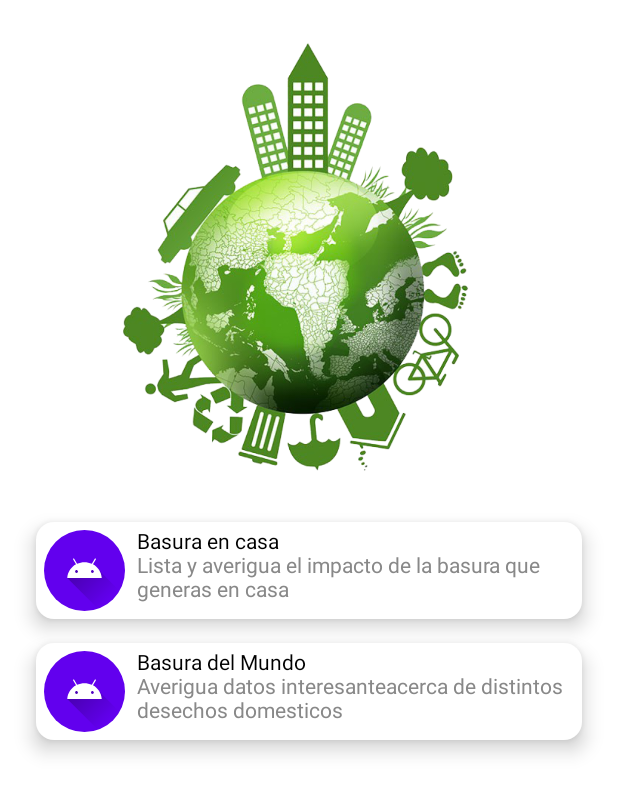
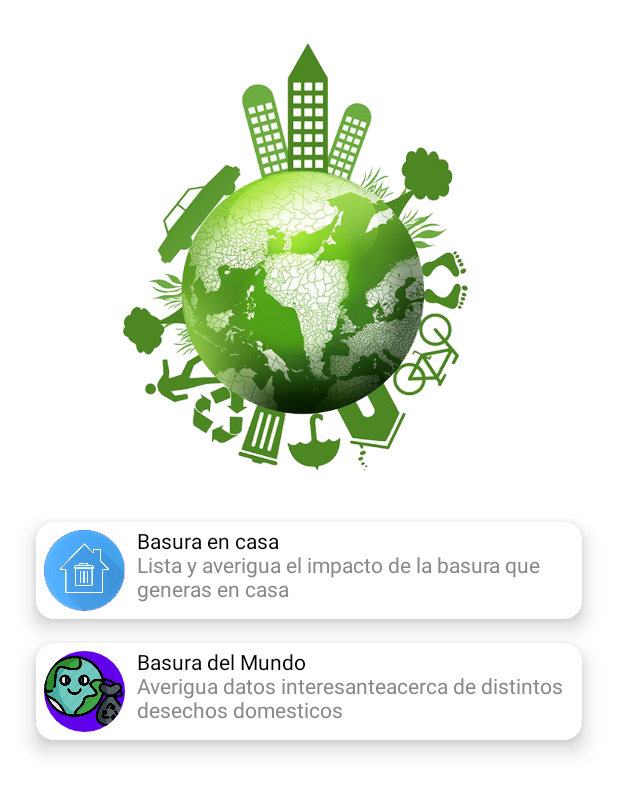
Before and after one commit to Hualmss/project02DANP, an Android app built with Jetpack Compose: the composable HomeScreen shown on its own in the app's theme, on a phone screen of 412 x 824 dp. Shown: the top 794 px of the screen. Run offline under Robolectric (Android 15) with nearby library versions, the phone set to English and light mode, and no system bars; 4 statements that could not run were skipped.

Commit message:
design changes

```diff
--- a/app/src/main/java/com/example/danp_project2/MainActivity.kt
+++ b/app/src/main/java/com/example/danp_project2/MainActivity.kt
@@ -14,6 +14,7 @@ import androidx.compose.material.icons.filled.ArrowBack
 import androidx.compose.material.icons.filled.Star
 import androidx.compose.runtime.Composable
 import androidx.compose.ui.Modifier
+import androidx.compose.ui.graphics.Color
 import androidx.compose.ui.unit.dp
 import androidx.lifecycle.asLiveData
 import androidx.lifecycle.lifecycleScope
@@ -70,7 +71,7 @@ class MainActivity : ComponentActivity() {
                                         setupUi()
                                     })
                                 Spacer(modifier = Modifier.width(8.dp))
-                                Text("Añade informacion de una nueva basura")
+                                Text("Bienvenidos a Ecologia Verde!")
                             }
 
                         }
@@ -117,9 +118,6 @@ class MainActivity : ComponentActivity() {
 
     }
     private fun verify(settingManager: SettingManager){
-
-
-
         lifecycleScope.launch{
             application.isFIrstTime.value = settingManager.firstTime.first()
 
--- a/app/src/main/java/com/example/danp_project2/danp_project2.kt
+++ b/app/src/main/java/com/example/danp_project2/danp_project2.kt
@@ -10,8 +10,6 @@ import dagger.hilt.android.HiltAndroidApp
 @HiltAndroidApp
 class danp_project2 : Application(){
 
-
-    //https://www.youtube.com/watch?v=oE4iCfS6Gso
     val isDark = mutableStateOf(true)
     val isFIrstTime = mutableStateOf(true)
 
--- a/app/src/main/java/com/example/danp_project2/data/DataForRoom/Garbage/GarbageRopository.kt
+++ b/app/src/main/java/com/example/danp_project2/data/DataForRoom/Garbage/GarbageRepository.kt
@@ -2,7 +2,7 @@ package com.example.danp_project2.data.DataForRoom.Garbage
 
 import androidx.lifecycle.LiveData
 
-class GarbageRopository(private val garbageDao: GarbageDao) {
+class GarbageRepository(private val garbageDao: GarbageDao) {
 
 
     val reaAllData: LiveData<List<GarbageEntity>> = garbageDao.readAllData()
--- a/app/src/main/java/com/example/danp_project2/data/DataForRoom/Garbage/GarbageViewModel.kt
+++ b/app/src/main/java/com/example/danp_project2/data/DataForRoom/Garbage/GarbageViewModel.kt
@@ -13,7 +13,7 @@ class GarbageViewModel(application: Application): AndroidViewModel(application)
 
     val readAllData : LiveData<List<GarbageEntity>>
     val readAllDataUser : LiveData<List<UserEntity>>
-    private val repository: GarbageRopository
+    private val repository: GarbageRepository
     private val repository2: UserRepository
 
 
@@ -21,7 +21,7 @@ class GarbageViewModel(application: Application): AndroidViewModel(application)
         val garbageDao = GarbageDataBase.getDatabase(application).garbageDao()
         val userDao = GarbageDataBase.getDatabase(application).userDao()
         repository2 = UserRepository(userDao)
-        repository = GarbageRopository(garbageDao)
+        repository = GarbageRepository(garbageDao)
         readAllData = repository.reaAllData
         readAllDataUser = repository2.reaAllData
 
--- a/app/src/main/java/com/example/danp_project2/views/components/CardGarbegeHouse.kt
+++ b/app/src/main/java/com/example/danp_project2/views/components/CardGarbegeHouse.kt
@@ -33,6 +33,7 @@ import com.example.danp_project2.data.DataForRoom.Garbage.GarbageEntity
 import com.example.danp_project2.data.DataForRoom.Garbage.GarbageViewModel
 import com.example.danp_project2.data.DataForRoom.User.UserEntity
 import com.example.danp_project2.navigation.AppScreens
+import com.example.danp_project2.views.screens.MyTexts
 
 @Composable
 fun CardGarbegeHouse(garbage: GarbageEntity, garbageViewModel: GarbageViewModel, navController: NavController) {
--- a/app/src/main/java/com/example/danp_project2/views/components/CardHome.kt
+++ b/app/src/main/java/com/example/danp_project2/views/components/CardHome.kt
@@ -40,10 +40,11 @@ fun CardHome(title: String, description: String, navController: NavController, s
     ) {
         Row(modifier = Modifier.padding(5.dp)
         ) {
+            if(title.equals("Basura en casa")) {
                 Image(
-                painterResource(R.drawable.ic_launcher_foreground),
+                    painterResource(R.drawable.bcasa),
                     "la basura en mi casa",
-                modifier= Modifier
+                    modifier = Modifier
                         .clip(CircleShape)
                         .background(MaterialTheme.colors.primary)
                         .size(54.dp)//modificador
@@ -52,6 +53,22 @@ fun CardHome(title: String, description: String, navController: NavController, s
                     MyTexts(text = title, true)
                     Spacer(modifier = Modifier.width(8.dp))
                     MyTexts(text = description, false)
+                }
+            }
+            if(title.equals("Basura del Mundo")) {
+                Image(
+                    painterResource(R.drawable.bmundo),
+                    "la basura en mi casa",
+                    modifier = Modifier
+                        .clip(CircleShape)
+                        .background(MaterialTheme.colors.primary)
+                        .size(54.dp)//modificador
+                )
+                Column(modifier = Modifier.padding(start = 8.dp)) {
+                    MyTexts(text = title, true)
+                    Spacer(modifier = Modifier.width(8.dp))
+                    MyTexts(text = description, false)
+                }
             }
         }
     }
--- a/app/src/main/java/com/example/danp_project2/views/screens/AddGarbageScreen.kt
+++ b/app/src/main/java/com/example/danp_project2/views/screens/AddGarbageScreen.kt
@@ -11,6 +11,7 @@ import androidx.compose.material.icons.filled.Star
 import androidx.compose.runtime.*
 import androidx.compose.ui.Alignment
 import androidx.compose.ui.Modifier
+import androidx.compose.ui.graphics.Color
 import androidx.compose.ui.tooling.preview.Preview
 import androidx.compose.ui.unit.dp
 import androidx.navigation.NavController
--- a/app/src/main/java/com/example/danp_project2/views/screens/HomeGarbage.kt
+++ b/app/src/main/java/com/example/danp_project2/views/screens/HomeGarbage.kt
@@ -36,10 +36,6 @@ fun HomeGarbage(navController:NavController, garbageViewModel: GarbageViewModel)
         topBar = {
             TopAppBar() {
                 Icon(imageVector = Icons.Default.ArrowBack, contentDescription = "Arrow Back",
-                    modifier = Modifier.clickable {
-                        navController.popBackStack()
-                    })
-                Icon(imageVector = Icons.Default.Star, contentDescription = "Arrow Back",
                     modifier = Modifier.clickable {
                         navController.popBackStack()
                     })
--- a/app/src/main/java/com/example/danp_project2/views/screens/WorldGarbage.kt
+++ b/app/src/main/java/com/example/danp_project2/views/screens/WorldGarbage.kt
@@ -36,7 +36,7 @@ fun WorldGarbage(
         Box(
             modifier = Modifier.fillMaxSize()
         ) {
-            Text(text = "asd")
+            Text(text = "")
             LazyColumn {
                 items(
                     items = products,
```
Also changed, not shown: app/src/main/java/com/example/danp_project2/ui/theme/Color.kt (+5 -5 lines), app/src/main/java/com/example/danp_project2/views/screens/HomeScreen.kt (+7 -2 lines), app/src/main/java/com/example/danp_project2/views/screens/UserInfo.kt (+36 -6 lines), app/src/main/res/drawable/bcasa.jpg (added), app/src/main/res/drawable/bmundo.png (added), app/src/main/res/drawable/iconob.png (added). Lines whose indentation alone changed are shown as unchanged.
